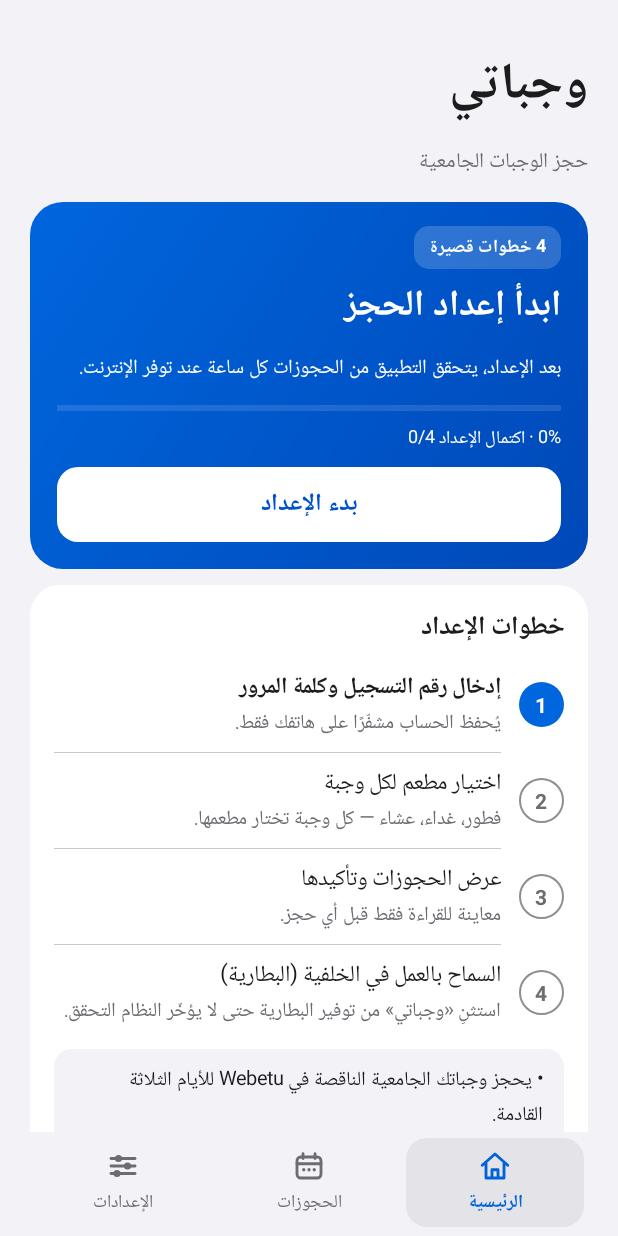
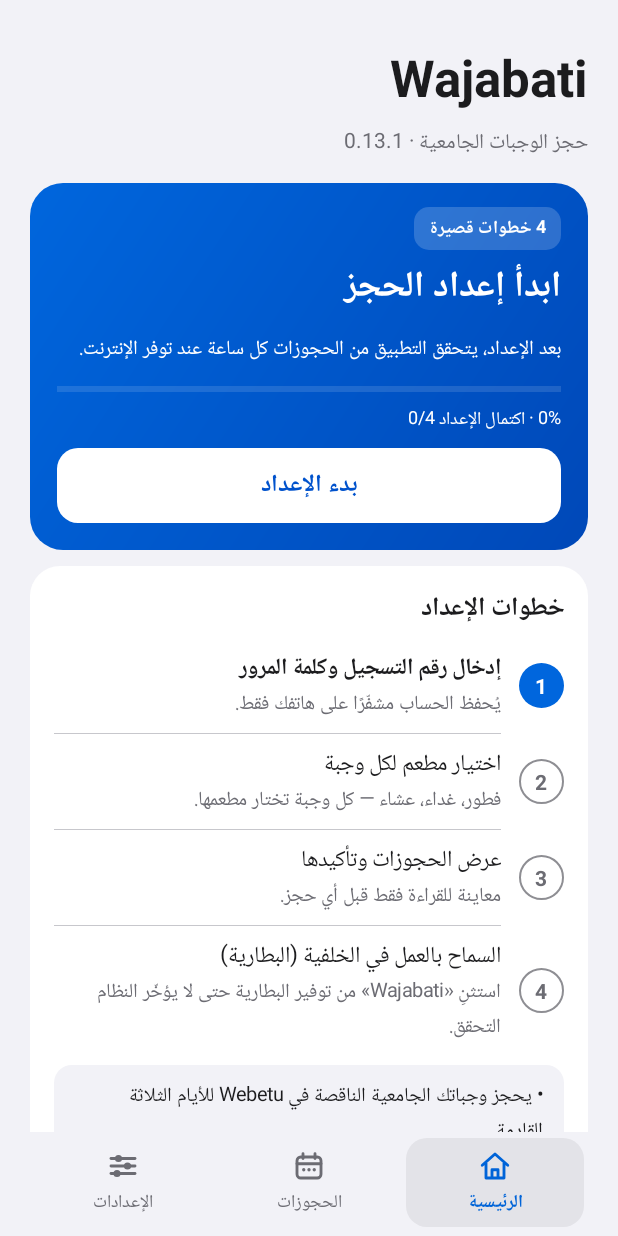
Before and after one commit to Ahmed47-t/Wajabati, an Android app: the screen it shows after launch (MainActivity), on a phone screen of 412 x 824 dp. Run offline under Robolectric (Android 15) with nearby library versions, the phone set to English and light mode, and no system bars; pictures from the network do not load.

Commit message:
Rename launcher label to Wajabati, plain wording in docs, reproducible artwork scripts and release tooling
Co-authored-by: arena-agent <297053741+arena-agent@users.noreply.github.com>

```diff
--- a/app/src/main/AndroidManifest.xml
+++ b/app/src/main/AndroidManifest.xml
@@ -3,7 +3,7 @@
  <uses-permission android:name="android.permission.ACCESS_NETWORK_STATE"/>
  <uses-permission android:name="android.permission.POST_NOTIFICATIONS"/>
   <uses-permission android:name="android.permission.REQUEST_IGNORE_BATTERY_OPTIMIZATIONS"/>
- <application android:name=".MealGuardApp" android:label="وجباتي" android:theme="@style/AppTheme" android:icon="@mipmap/ic_launcher" android:roundIcon="@mipmap/ic_launcher" android:allowBackup="false" android:fullBackupContent="false" android:dataExtractionRules="@xml/data_rules" android:usesCleartextTraffic="false" android:supportsRtl="true">
+ <application android:name=".MealGuardApp" android:label="Wajabati" android:theme="@style/AppTheme" android:icon="@mipmap/ic_launcher" android:roundIcon="@mipmap/ic_launcher" android:allowBackup="false" android:fullBackupContent="false" android:dataExtractionRules="@xml/data_rules" android:usesCleartextTraffic="false" android:supportsRtl="true">
   <activity android:name=".MainActivity" android:exported="true" android:windowSoftInputMode="adjustResize"><intent-filter><action android:name="android.intent.action.MAIN"/><category android:name="android.intent.category.LAUNCHER"/></intent-filter></activity>
  </application>
 </manifest>
--- a/app/src/main/res/values/strings.xml
+++ b/app/src/main/res/values/strings.xml
@@ -8,8 +8,8 @@
  <string name="screen_1">"جارٍ التنفيذ"</string>
  <string name="screen_2">"الرئيسية"</string>
  <string name="screen_4">"الإعدادات"</string>
- <string name="screen_5">"وجباتي"</string>
- <string name="screen_6">"حجز الوجبات الجامعية"</string>
+ <string name="screen_5">"Wajabati"</string>
+ <string name="screen_6">"حجز الوجبات الجامعية · 0.13.1"</string>
  <string name="screen_9">"• يحجز وجباتك الجامعية الناقصة في Webetu للأيام الثلاثة القادمة.\n• لا يُرسل أي حجز قبل أن تراجع الخطة وتوافق عليها.\n• بياناتك تبقى مشفّرة على هاتفك وتُرسل إلى خدمتي MESRS وONOU فقط."</string>
  <string name="screen_10">"بدء الإعداد"</string>
  <string name="auto_booking">"الحجز التلقائي"</string>
@@ -140,9 +140,9 @@
  <string name="edit_appearance_3">"داكن"</string>
  <string name="open_social_1">"تعذّر فتح الرابط. تأكّد من وجود متصفح."</string>
  <string name="privacy_1">"بيانات الحساب مشفّرة ومحفوظة على هاتفك. الاتصال بخدمتي MESRS وONOU فقط، دون خادم وسيط. روابط التواصل لا تُفتح إلا عند الضغط عليها وتخضع لسياسة الموقع الخارجي.\n\nاستخدم الأتمتة إذا سمحت شروط الخدمة، وأوقفها عند الغياب. قد يحدث فحص إضافي عند تغير اليوم أو بعد فشل، وقد يؤخر أندرويد التنفيذ. راجع الحجوزات في Webetu."</string>
- <string name="about_1">"تطبيق لمتابعة وحجز الوجبات الجامعية عبر Webetu، مع اختيار مطعم لكل وجبة والتحقق التلقائي."</string>
- <string name="about_2">"تطبيق مستقل غير تابع للوزارة. التوافق مع كل الجامعات لم يُختبر ميدانيًا."</string>
- <string name="about_3">"وجباتي · 0.12.0"</string>
+ <string name="about_1">"عميل أندرويد لقراءة وحجز الوجبات الجامعية عبر Webetu: مطعم لكل وجبة، ومعاينة قبل الإرسال، وتحقق بعد الحجز."</string>
+ <string name="about_2">"مشروع مستقل، غير تابع للوزارة ولا للديوان الوطني للخدمات الجامعية. التوافق مع الجامعات الأخرى لم يُختبر."</string>
+ <string name="about_3">"Wajabati 0.13.1"</string>
  <string name="pending_1">"لا توجد محاولات معلّقة."</string>
  <string name="pending_2">"\nتحقّق في Webetu قبل إزالة القفل. في محاولة استبدال قد يكون القديم أُلغي دون تأكيد الجديد. الإزالة لا تسترجع الحجز ولا تضمن البديل، وقد تسمح بتكرار طلب قائم. لا تستخدمها أثناء عطل الخدمة."</string>
  <string name="pending_3">"تحقّقت — إزالة القفل"</string>
@@ -205,7 +205,7 @@
  <string name="hero_title_bat">"تبقّى إعداد البطارية"</string>
  <string name="hero_next_bat">"التالي: إعداد البطارية"</string>
  <string name="step4_title">"السماح بالعمل في الخلفية (البطارية)"</string>
- <string name="step4_desc">"استثنِ «وجباتي» من توفير البطارية حتى لا يؤخّر النظام التحقق."</string>
+ <string name="step4_desc">"استثنِ «Wajabati» من توفير البطارية حتى لا يؤخّر النظام التحقق."</string>
  <string name="battery_how">"افتح «البطارية» في صفحة التطبيق ثم اختر «غير مقيّد»."</string>
  <string name="enabled_now">"فُعّل الحجز التلقائي. التحقق %1$s. لا يعمل والهاتف مغلق أو بلا إنترنت؛ أوقفه عند الغياب."</string>
  <string-array name="meal_labels"><item>"فطور الصباح"</item><item>"الغداء"</item><item>"العشاء"</item></string-array>
```
Also changed, not shown: 19 other files.
